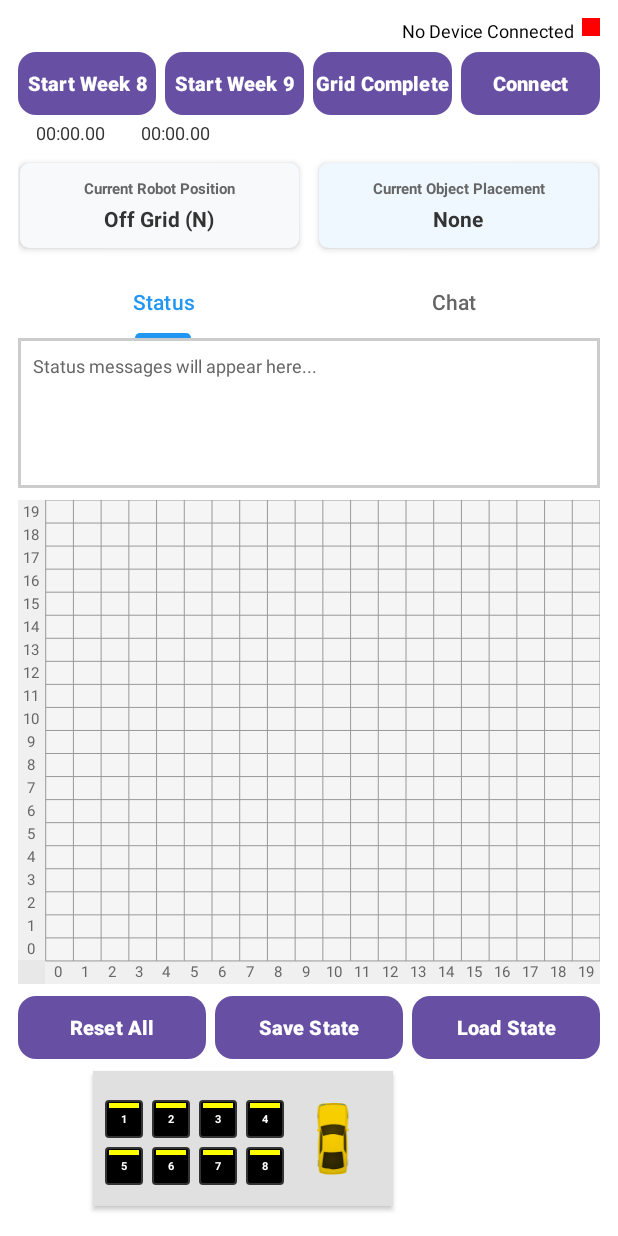
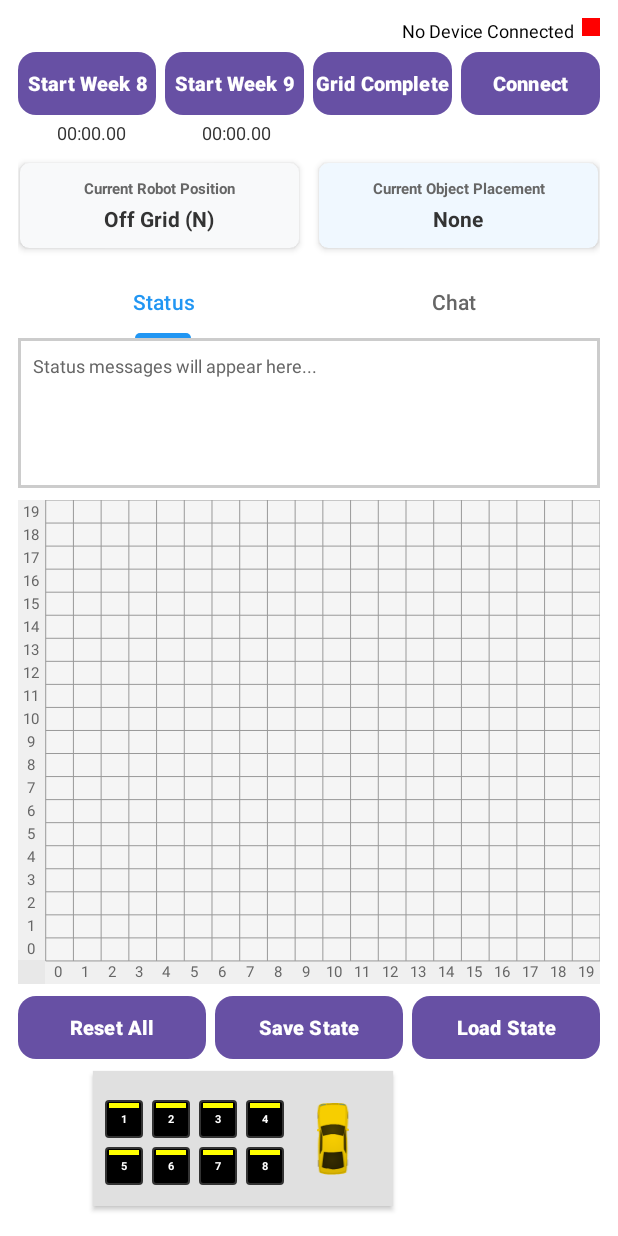
Before and after one commit to Tanya-I/MDP-Group30, an Android app: the screen it shows after launch (MainActivity), on a phone screen of 412 x 824 dp. Run offline under Robolectric (Android 15) with nearby library versions, the phone set to English and light mode, and no system bars.

Commit message:
Comment clean up

```diff
--- a/Android/app/src/main/java/com/example/vroomvroom/BluetoothDiscoveryFragment.java
+++ b/Android/app/src/main/java/com/example/vroomvroom/BluetoothDiscoveryFragment.java
@@ -25,9 +25,6 @@ import java.util.ArrayList;
 import java.util.List;
 import java.util.Set;
 
-/**
- * Bluetooth Discovery Fragment that matches the provided XML layout
- */
 public class BluetoothDiscoveryFragment extends DialogFragment {
     private static final String TAG = "BluetoothDiscovery";
 
--- a/Android/app/src/main/java/com/example/vroomvroom/BluetoothManager.java
+++ b/Android/app/src/main/java/com/example/vroomvroom/BluetoothManager.java
@@ -106,10 +106,8 @@ public class BluetoothManager {
             listener.onConnectionAttemptStarted(deviceName);
         }
 
-        // Cancel any pending reconnection attempts
         cancelReconnectionAttempts();
 
-        // Initialize fresh Bluetooth service
         createFreshBluetoothService();
 
         // Start actual Bluetooth connection
@@ -132,7 +130,6 @@ public class BluetoothManager {
             listener.onStatusMessage("Manually disconnecting from " + deviceNameForMessage + "...");
         }
 
-        // Cancel auto-reconnection when user manually disconnects
         cancelReconnectionAttempts();
 
         if (bluetoothService != null) {
@@ -248,11 +245,8 @@ public class BluetoothManager {
                 isConnected = true;
                 isReconnecting = false;
 
-                // Store successful connection
                 lastConnectedDevice = device;
-                reconnectAttempts = 0; // Reset on successful connection
-
-                // Update device name if we have a better one from the device
+                reconnectAttempts = 0;
                 if (device != null) {
                     String deviceName = getDeviceName(device);
                     if (!deviceName.equals("Unknown Device")) {
@@ -260,7 +254,6 @@ public class BluetoothManager {
                     }
                 }
 
-                // Store the last connected device name
                 lastConnectedDeviceName = connectedDeviceName;
 
                 if (listener != null) {
@@ -272,7 +265,6 @@ public class BluetoothManager {
             case "disconnected":
             case "failed":
                 isConnected = false;
-                // Store the current device name before clearing it
                 String deviceNameForMessage = !connectedDeviceName.isEmpty() ? connectedDeviceName : lastConnectedDeviceName;
                 connectedDeviceName = "";
 
@@ -328,7 +320,6 @@ public class BluetoothManager {
                     listener.onStatusMessage("Attempting reconnection to " + deviceName);
                 }
 
-                // Create fresh service and attempt connection
                 createFreshBluetoothService();
 
                 try {
@@ -340,7 +331,6 @@ public class BluetoothManager {
                         listener.onStatusMessage("Reconnection attempt failed: " + e.getMessage());
                     }
 
-                    // Schedule next attempt if within limits
                     if (reconnectAttempts < MAX_RECONNECT_ATTEMPTS) {
                         scheduleReconnection();
                     }
--- a/Android/app/src/main/java/com/example/vroomvroom/CustomGridView.java
+++ b/Android/app/src/main/java/com/example/vroomvroom/CustomGridView.java
@@ -14,7 +14,7 @@ public class CustomGridView extends View {
     private Paint gridPaint;
     private Paint robotPaint;
     private Paint pathPaint;
-    private Paint hoverPaint; // NEW: Paint for hover highlighting
+    private Paint hoverPaint;
     private int gridSize = 20;
     private float cellWidth;
     private float cellHeight;
@@ -62,7 +62,6 @@ public class CustomGridView extends View {
         pathPaint.setStyle(Paint.Style.FILL);
         pathPaint.setAntiAlias(true);
 
-        // NEW: Initialize hover paint with semi-transparent yellow
         hoverPaint = new Paint();
         hoverPaint.setColor(0x80FFFF00); // 50% opacity yellow
         hoverPaint.setStyle(Paint.Style.FILL);
@@ -109,7 +108,7 @@ public class CustomGridView extends View {
     protected void onSizeChanged(int w, int h, int oldw, int oldh) {
         super.onSizeChanged(w, h, oldw, oldh);
 
-        // Fallback calculation if TableLayout reference isn't available
+        // Fallback
         if (!isInitialized && tableLayoutReference == null) {
             cellWidth = w / 21.0f;
             cellHeight = h / 21.0f;
@@ -125,25 +124,20 @@ public class CustomGridView extends View {
 
         if (!isInitialized || cellWidth <= 0 || cellHeight <= 0) return;
 
-        // Draw the visited path cells first (so they appear behind everything)
         drawVisitedCells(canvas);
 
-        // NEW: Draw the hover highlight (row and column) before grid lines
         if (isHovering && hoverX >= 0 && hoverY >= 0) {
             drawHoverHighlight(canvas);
         }
 
-        // Draw the grid lines over the data area only (20x20 grid, excluding labels)
         float gridWidth = gridSize * cellWidth;
         float gridHeight = gridSize * cellHeight;
 
-        // Draw vertical grid lines
         for (int i = 0; i <= gridSize; i++) {
             float x = gridStartX + (i * cellWidth);
             canvas.drawLine(x, gridStartY, x, gridStartY + gridHeight, gridPaint);
         }
 
-        // Draw horizontal grid lines
         for (int i = 0; i <= gridSize; i++) {
             float y = gridStartY + (i * cellHeight);
             canvas.drawLine(gridStartX, y, gridStartX + gridWidth, y, gridPaint);
@@ -165,32 +159,26 @@ public class CustomGridView extends View {
         }
     }
 
-    // NEW: Draw hover highlight for entire row and column
     private void drawHoverHighlight(Canvas canvas) {
         if (hoverX < 0 || hoverX >= gridSize || hoverY < 0 || hoverY >= gridSize) {
             return;
         }
 
-        // Convert logical coordinates to visual coordinates
         int visualX = hoverX;
         int visualY = gridSize - 1 - hoverY; // Flip Y axis
 
-        // Draw the entire row (horizontal strip)
         float rowY = gridStartY + (visualY * cellHeight);
         canvas.drawRect(gridStartX, rowY,
                 gridStartX + (gridSize * cellWidth), rowY + cellHeight,
                 hoverPaint);
 
-        // Draw the entire column (vertical strip)
         float colX = gridStartX + (visualX * cellWidth);
         canvas.drawRect(colX, gridStartY,
                 colX + cellWidth, gridStartY + (gridSize * cellHeight),
                 hoverPaint);
     }
 
-    // NEW: Set hover position (called during drag)
     public void setHoverPosition(int x, int y) {
-        // Only update and redraw if the position actually changed
         if (hoverX != x || hoverY != y || !isHovering) {
             hoverX = x;
             hoverY = y;
@@ -209,7 +197,6 @@ public class CustomGridView extends View {
         }
     }
 
-    // NEW: Set hover color (optional, allows customization)
     public void setHoverColor(int color) {
         hoverPaint.setColor(color);
         if (isHovering) {
@@ -221,17 +208,12 @@ public class CustomGridView extends View {
         this.robotX = x;
         this.robotY = y;
 
-        // Add 2x2 area to visited cells if it's a valid grid position
-        // Robot coordinate (x,y) represents the bottom-left corner of the 2x2 area
         if (x >= 0 && y >= 0 && x < gridSize - 1 && y < gridSize - 1) {
-            // Add all four cells of the 2x2 area
             visitedCells.add(x + "," + y);           // bottom-left
             visitedCells.add((x + 1) + "," + y);     // bottom-right
             visitedCells.add(x + "," + (y + 1));     // top-left
             visitedCells.add((x + 1) + "," + (y + 1)); // top-right
         } else if (x >= 0 && y >= 0 && x < gridSize && y < gridSize) {
-            // Handle edge cases where robot is at boundary
-            // Add cells that are within bounds
             if (x < gridSize && y < gridSize) {
                 visitedCells.add(x + "," + y);
             }
@@ -260,8 +242,6 @@ public class CustomGridView extends View {
     }
 
     public int getVisitedCellCount() {
-        // Return the count of 2x2 areas visited, not individual cells
-        // This is a bit complex since we store individual cells but want to count 2x2 areas
         Set<String> visitedAreas = new HashSet<>();
 
         for (String cellKey : visitedCells) {
@@ -289,25 +269,21 @@ public class CustomGridView extends View {
     public int[] getGridCoordinatesFromScreenPosition(float screenX, float screenY) {
         if (!isInitialized) return null;
 
-        // Get this view's position on screen
         int[] viewLocation = new int[2];
         getLocationOnScreen(viewLocation);
 
-        // Convert screen coordinates to view-relative coordinates
         float viewRelativeX = screenX - viewLocation[0];
         float viewRelativeY = screenY - viewLocation[1];
 
-        // Adjust for the grid offset (skip Y-label column)
         float adjustedX = viewRelativeX - gridStartX;
         float adjustedY = viewRelativeY - gridStartY;
 
-        // Calculate grid cell position
+
         int visualX = (int) (adjustedX / cellWidth);
         int visualY = (int) (adjustedY / cellHeight);
 
-        // Check if within valid grid bounds
         if (visualX >= 0 && visualX < gridSize && visualY >= 0 && visualY < gridSize) {
-            // Convert visual coordinates to logical coordinates (flip Y axis)
+
             int logicalX = visualX;
             int logicalY = gridSize - 1 - visualY;
 
@@ -324,11 +300,10 @@ public class CustomGridView extends View {
             return null;
         }
 
-        // Convert logical coordinates to visual coordinates
+
         int visualX = logicalX;
         int visualY = gridSize - 1 - logicalY; // Flip Y axis
 
-        // Calculate position (accounting for grid start offset)
         float x = gridStartX + (visualX * cellWidth);
         float y = gridStartY + (visualY * cellHeight);
 
--- a/Android/app/src/main/java/com/example/vroomvroom/ObjectManager.java
+++ b/Android/app/src/main/java/com/example/vroomvroom/ObjectManager.java
@@ -18,7 +18,6 @@ public class ObjectManager {
     private Context context;
     private ObjectUpdateListener listener;
 
-    // Object position tracking - EXPANDED TO 8
     private int object1X = -1, object1Y = -1;
     private int object2X = -1, object2Y = -1;
     private int object3X = -1, object3Y = -1;
@@ -37,7 +36,6 @@ public class ObjectManager {
     private boolean object7Placed = false;
     private boolean object8Placed = false;
 
-    // Object direction tracking - EXPANDED TO 8
     private String object1Direction = "N";
     private String object2Direction = "N";
     private String object3Direction = "N";
@@ -47,7 +45,6 @@ public class ObjectManager {
     private String object7Direction = "N";
     private String object8Direction = "N";
 
-    // Object target ID tracking - EXPANDED TO 8
     private int object1TargetId = 1;
     private int object2TargetId = 2;
     private int object3TargetId = 3;
@@ -57,7 +54,6 @@ public class ObjectManager {
     private int object7TargetId = 7;
     private int object8TargetId = 8;
 
-    // View references - EXPANDED TO 8
     private View object1DirectionView;
     private View object2DirectionView;
     private View object3DirectionView;
@@ -163,7 +159,6 @@ public class ObjectManager {
         setObjectPosition(objectType, -1, -1);
     }
 
-    // Direction Management
     public void setObjectDirection(String objectType, String direction) {
         switch (objectType) {
             case "OBJECT1":
@@ -222,7 +217,6 @@ public class ObjectManager {
         }
     }
 
-    // Target ID Management
     public void setObjectTargetId(String objectType, int targetId) {
         if (targetId < 1 || targetId > 40) {
             if (listener != null) {
--- a/Android/app/src/main/java/com/example/vroomvroom/SwipeablePagerAdapter.java
+++ b/Android/app/src/main/java/com/example/vroomvroom/SwipeablePagerAdapter.java
@@ -78,7 +78,6 @@ public class SwipeablePagerAdapter extends RecyclerView.Adapter<SwipeablePagerAd
         }
     }
 
-    // Method to append message to status text
     public void appendStatusMessage(String msg) {
         if (statusTextView != null) {
             String oldText = statusTextView.getText().toString();
--- a/Android/app/src/main/res/layout/activity_main.xml
+++ b/Android/app/src/main/res/layout/activity_main.xml
@@ -98,30 +98,46 @@
 
     </LinearLayout>
 
-    <!-- Timer Section -->
+    <!-- Timer Section - Centered under Week 8 and Week 9 buttons -->
+    <androidx.constraintlayout.widget.Guideline
+        android:id="@+id/guideline_wk8"
+        android:layout_width="wrap_content"
+        android:layout_height="wrap_content"
+        android:orientation="vertical"
+        app:layout_constraintGuide_percent="0.125" />
+
+    <!-- Guideline at 37.5% (middle of second button) -->
+    <androidx.constraintlayout.widget.Guideline
+        android:id="@+id/guideline_wk9"
+        android:layout_width="wrap_content"
+        android:layout_height="wrap_content"
+        android:orientation="vertical"
+        app:layout_constraintGuide_percent="0.375" />
+
+    <!-- Timer Section - Centered under Week 8 and Week 9 buttons -->
     <TextView
         android:id="@+id/wk8timer"
         android:layout_width="wrap_content"
         android:layout_height="wrap_content"
         android:layout_marginTop="3dp"
-        android:layout_marginStart="12dp"
         android:gravity="center"
         android:text="00:00:00"
         android:textColor="#333333"
         android:textSize="12sp"
-        app:layout_constraintStart_toStartOf="parent"
+        app:layout_constraintStart_toStartOf="@id/guideline_wk8"
+        app:layout_constraintEnd_toEndOf="@id/guideline_wk8"
         app:layout_constraintTop_toBottomOf="@id/button_row" />
 
     <TextView
         android:id="@+id/wk9timer"
         android:layout_width="wrap_content"
         android:layout_height="wrap_content"
-        android:layout_marginStart="24dp"
         android:gravity="center"
         android:text="00:00:00"
         android:textColor="#333333"
         android:textSize="12sp"
-        app:layout_constraintStart_toEndOf="@id/wk8timer"
+        app:layout_constraintStart_toStartOf="@id/guideline_wk9"
+        app:layout_constraintEnd_toEndOf="@id/guideline_wk9"
         app:layout_constraintTop_toTopOf="@id/wk8timer" />
 
     <!-- Robot Position Card -->
```
Also changed, not shown: Android/app/src/main/java/com/example/vroomvroom/BluetoothConnectionService.java (+2 -43 lines), Android/app/src/main/java/com/example/vroomvroom/BluetoothMessageHandler.java (+0 -11 lines), Android/app/src/main/java/com/example/vroomvroom/DirectionSelectionDialog.java (+3 -4 lines), Android/app/src/main/java/com/example/vroomvroom/DragDropManager.java (+5 -75 lines), Android/app/src/main/java/com/example/vroomvroom/MainActivity.java (+1 -18 lines), Android/app/src/main/java/com/example/vroomvroom/ObjectStateManager.java (+0 -7 lines), Android/app/src/main/java/com/example/vroomvroom/RobotManager.java (+0 -13 lines).
